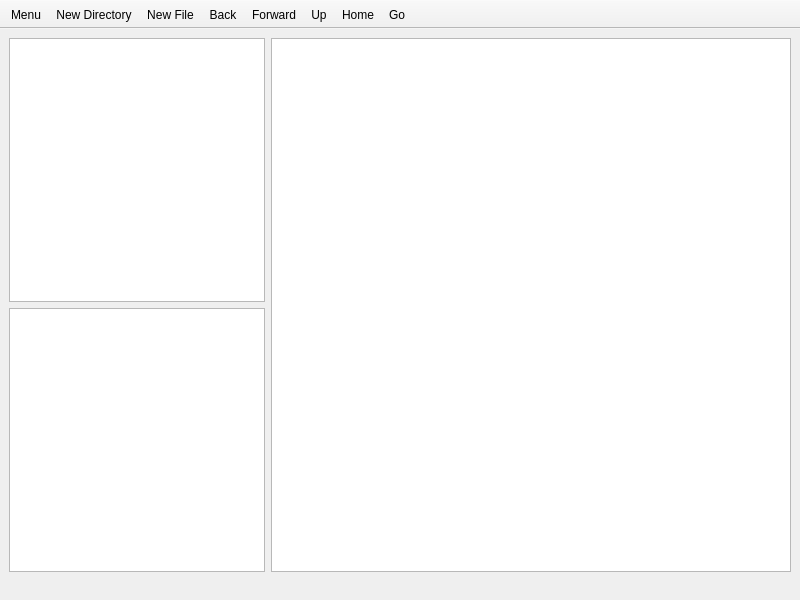
This is form.ui in tmahlburg/tfm as Qt 5 draws it before an edit. The edited form follows.
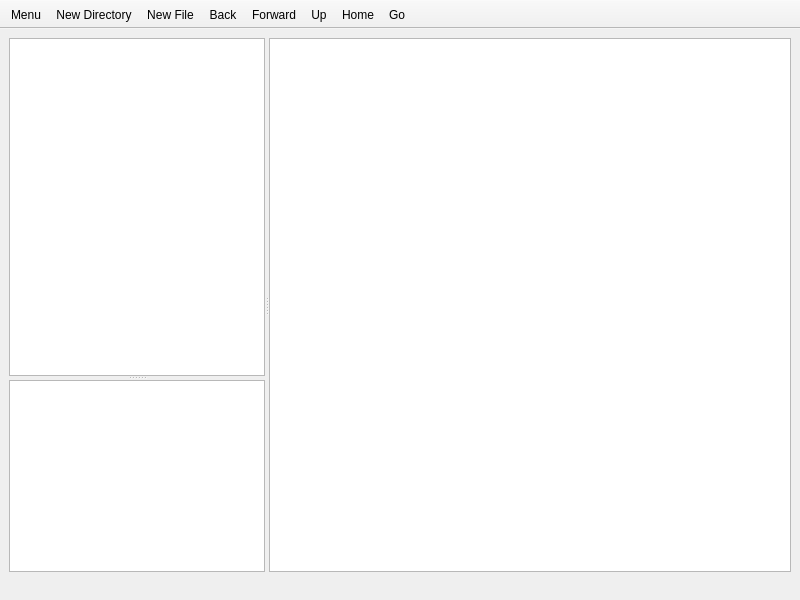
This is the edited form.

Commit message: allow resizing of form elements

Diff of the .ui file:
```diff
--- a/form.ui
+++ b/form.ui
@@ -16,16 +16,19 @@
   <widget class="QWidget" name="centralwidget">
    <layout class="QHBoxLayout" name="horizontalLayout">
     <item>
-     <layout class="QVBoxLayout" name="verticalLayout">
-      <property name="sizeConstraint">
-       <enum>QLayout::SetDefaultConstraint</enum>
+     <widget class="QSplitter" name="splitter_2">
+      <property name="orientation">
+       <enum>Qt::Horizontal</enum>
       </property>
-      <item>
+      <widget class="QSplitter" name="splitter">
+       <property name="orientation">
+        <enum>Qt::Vertical</enum>
+       </property>
        <widget class="QTreeView" name="fs_tree">
         <property name="sizePolicy">
          <sizepolicy hsizetype="Preferred" vsizetype="Expanding">
           <horstretch>0</horstretch>
-          <verstretch>0</verstretch>
+          <verstretch>1</verstretch>
          </sizepolicy>
         </property>
         <property name="frameShadow">
@@ -37,9 +40,10 @@
         <property name="rootIsDecorated">
          <bool>false</bool>
         </property>
+        <attribute name="headerVisible">
+         <bool>false</bool>
+        </attribute>
        </widget>
-      </item>
-      <item>
        <widget class="QListView" name="bookmarks">
         <property name="sizePolicy">
          <sizepolicy hsizetype="Preferred" vsizetype="Expanding">
@@ -57,11 +61,14 @@
          <enum>Qt::ActionMask</enum>
         </property>
        </widget>
-      </item>
-     </layout>
-    </item>
-    <item>
+      </widget>
      <widget class="QTableView" name="table_view">
+       <property name="sizePolicy">
+        <sizepolicy hsizetype="Expanding" vsizetype="Expanding">
+         <horstretch>1</horstretch>
+         <verstretch>0</verstretch>
+        </sizepolicy>
+       </property>
       <property name="cursor" stdset="0">
        <cursorShape>ArrowCursor</cursorShape>
       </property>
@@ -113,6 +120,7 @@
       <attribute name="verticalHeaderVisible">
        <bool>false</bool>
       </attribute>
+      </widget>
      </widget>
     </item>
    </layout>
```
Lines whose indentation alone changed are shown as unchanged. The commit also changes 1 other file.
